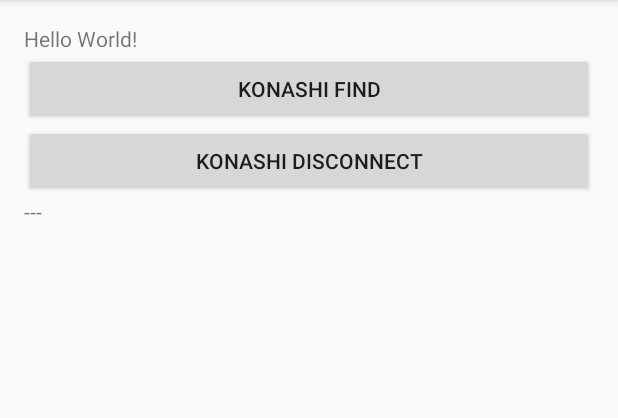
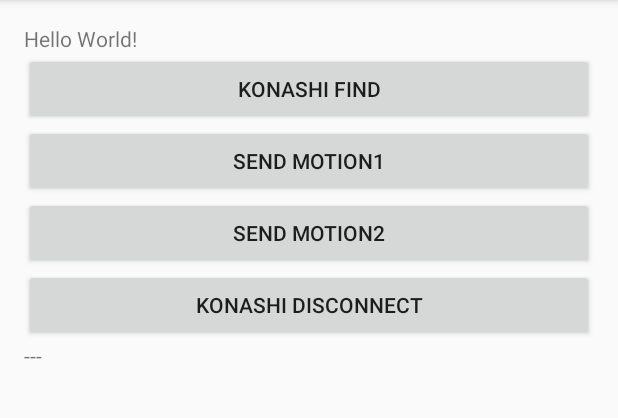
Before and after one commit to tfuru/konashi-Android-UART, an Android app: the screen it shows after launch (MainActivity), on a phone screen of 412 x 824 dp, the part 84-502 px from its top. Run offline under Robolectric (Android 15) with nearby library versions, the phone set to English and light mode, and no system bars; libraries missing offline, so code that uses them is left out: com.uxxu.konashi, info.izumin.android, org.jdeferred; 2 statements that could not run were skipped.

Commit message:
送信テストを追加

```diff
--- a/app/src/main/java/jp/tf_web/sample01/MainActivity.java
+++ b/app/src/main/java/jp/tf_web/sample01/MainActivity.java
@@ -43,6 +43,12 @@ public class MainActivity extends AppCompatActivity {
         Button btnDisconnect = (Button) findViewById(R.id.btnDisconnect);
         btnDisconnect.setOnClickListener(this.clickBtnDisconnect);
 
+        Button btnSendMotion1 = (Button) findViewById(R.id.btnSendMotion1);
+        btnSendMotion1.setOnClickListener(this.clickBtnSendMotion1);
+
+        Button btnSendMotion2 = (Button) findViewById(R.id.btnSendMotion2);
+        btnSendMotion2.setOnClickListener(this.clickBtnSendMotion2);
+
         //Konashi 関連の処理をするユーテリティ初期化
         KonashiUtil.getInstance().initialize(getApplicationContext());
 
@@ -85,6 +91,35 @@ public class MainActivity extends AppCompatActivity {
     };
 
 
+    private View.OnClickListener clickBtnSendMotion1 = new View.OnClickListener(){
+
+        @Override
+        public void onClick(View view) {
+            CmdPack pack = new CmdPack();
+            pack.setSize((byte)3);
+            pack.setType(CmdPack.CMD_TYPE.MOTION_TYPE1.ordinal());
+            Log.d(TAG, "Send ---");
+            Log.d(TAG, " hex:"+CommonUtil.getInstance().toHexString( pack.toByteArray() ));
+
+            KonashiUtil.getInstance().uartWrite(pack.toByteArray());
+        }
+    };
+
+    private View.OnClickListener clickBtnSendMotion2 = new View.OnClickListener(){
+
+        @Override
+        public void onClick(View view) {
+            CmdPack pack = new CmdPack();
+            pack.setSize((byte)3);
+            pack.setType(CmdPack.CMD_TYPE.MOTION_TYPE2.ordinal());
+            Log.d(TAG, "Send ---");
+            Log.d(TAG, " hex:"+CommonUtil.getInstance().toHexString( pack.toByteArray() ));
+
+            KonashiUtil.getInstance().uartWrite(pack.toByteArray());
+        }
+    };
+
+
     //Konashiからのイベント受け取り
     private KonashiReceiver.CallbackKonashiReceiver callbackKonashiReceiver = new KonashiReceiver.CallbackKonashiReceiver(){
         @Override
@@ -118,7 +153,7 @@ public class MainActivity extends AppCompatActivity {
                         MainActivity.this.txtLogs.setText(MainActivity.this.logBuffer.toString());
 
                         //受信コマンドをエコーしてみる
-                        KonashiUtil.getInstance().uartWrite(cmdPack.toByteArray());
+                        //KonashiUtil.getInstance().uartWrite(cmdPack.toByteArray());
 
                         cmdPack = null;
                     }
--- a/app/src/main/res/layout/activity_main.xml
+++ b/app/src/main/res/layout/activity_main.xml
@@ -26,10 +26,28 @@
         android:layout_alignParentEnd="true" />
 
     <Button
+        android:text="Send Motion1"
+        android:layout_width="wrap_content"
+        android:layout_height="wrap_content"
+        android:layout_below="@+id/btnFind"
+        android:layout_alignParentStart="true"
+        android:id="@+id/btnSendMotion1"
+        android:layout_alignParentEnd="true" />
+
+    <Button
+        android:text="Send Motion2"
+        android:layout_width="wrap_content"
+        android:layout_height="wrap_content"
+        android:layout_below="@+id/btnSendMotion1"
+        android:layout_alignParentStart="true"
+        android:id="@+id/btnSendMotion2"
+        android:layout_alignParentEnd="true" />
+
+    <Button
         android:text="konashi Disconnect"
         android:layout_width="wrap_content"
         android:layout_height="wrap_content"
-        android:layout_below="@+id/btnFind"
+        android:layout_below="@+id/btnSendMotion2"
         android:layout_alignParentStart="true"
         android:id="@+id/btnDisconnect"
         android:layout_alignParentEnd="true" />
```
Also changed, not shown: app/src/main/java/jp/tf_web/sample01/extra/konashi/CmdPack.java (+10 -0 lines).
